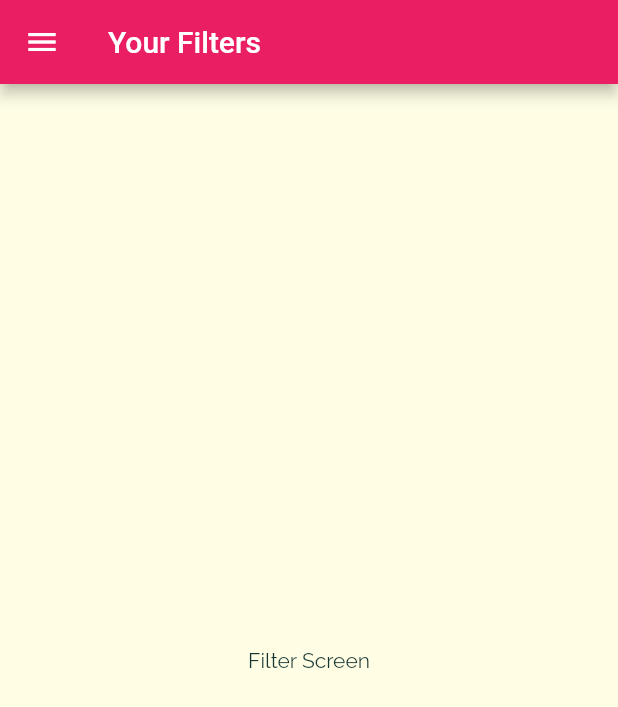
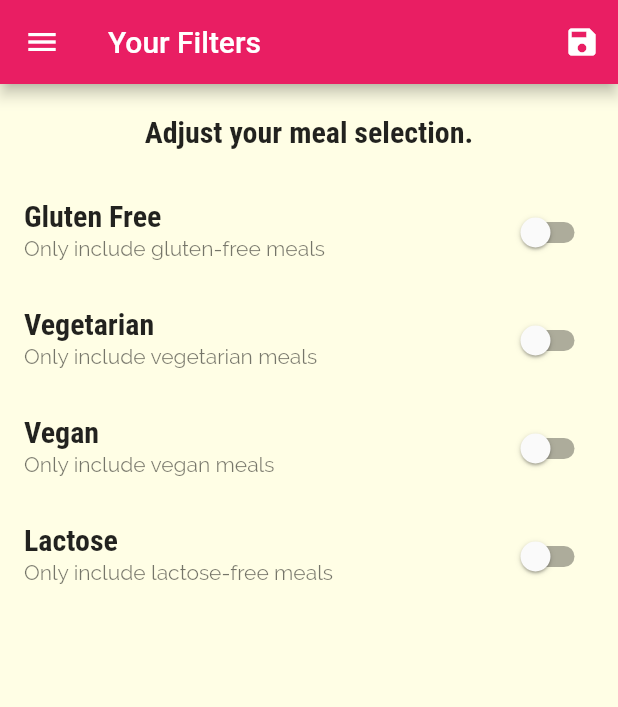
Before and after one commit to uzairafridi00/flutter-learning, a Flutter app: the FiltersScreen screen opened by its route, on a phone screen of 412 x 824 dp. Shown: the top 707 px of the screen. Run offline on Flutter 3.47's test engine with Material 2 defaults, Android fonts, the phone set to English and light mode, and no system bars; missing offline and left inert: dart:ffi.

Commit message:
Filters applied

```diff
--- a/Flutter Projects/meal_app/lib/main.dart
+++ b/Flutter Projects/meal_app/lib/main.dart
@@ -1,5 +1,9 @@
 import 'dart:ui';
+
 import 'package:flutter/material.dart';
+
+import './dummy_data.dart';
+import './models/meal.dart';
 
 import './screens/filters_screen.dart';
 import './screens/tabs_bottom_screen.dart';
@@ -12,8 +16,44 @@ void main() {
   runApp(const MyApp());
 }
 
-class MyApp extends StatelessWidget {
+class MyApp extends StatefulWidget {
   const MyApp({super.key});
+
+  @override
+  State<MyApp> createState() => _MyAppState();
+}
+
+class _MyAppState extends State<MyApp> {
+  Map<String, bool> _filters = {
+    'gluten': false,
+    'lactose': false,
+    'vegan': false,
+    'vegetarian': false,
+  };
+
+  List<Meal> _availableMeals = DUMMY_MEALS;
+
+  void _setFilters(Map<String, bool> filterData) {
+    setState(() {
+      _filters = filterData;
+
+      _availableMeals = DUMMY_MEALS.where((meal) {
+        if (_filters['gluten']! && !meal.isGlutenFree) {
+          return false;
+        }
+        if (_filters['lactose']! && !meal.isLactoseFree) {
+          return false;
+        }
+        if (_filters['vegan']! && !meal.isVegan) {
+          return false;
+        }
+        if (_filters['vegetarian']! && !meal.isVegetarian) {
+          return false;
+        }
+        return true;
+      }).toList();
+    });
+  }
 
   // This widget is the root of your application.
   @override
@@ -36,13 +76,15 @@ class MyApp extends StatelessWidget {
             ),
       ),
       // home: TabsScreen(),
-      home: TabsBottomScreen(),
+      home: const TabsBottomScreen(),
       routes: {
         // '/category-meals': (ctx) => CategoriesMealsScreen(),
         // '/': (ctx) => TabsScreen(),
-        CategoriesMealsScreen.routeName: (ctx) => CategoriesMealsScreen(),
+        CategoriesMealsScreen.routeName: (ctx) =>
+            CategoriesMealsScreen(availableMeals: _availableMeals),
         MealDetailScreen.routeName: (ctx) => MealDetailScreen(),
-        FiltersScreen.routeName: (ctx) => FiltersScreen(),
+        FiltersScreen.routeName: (ctx) =>
+            FiltersScreen(currentFilters: _filters, saveFilters: _setFilters),
       },
       onGenerateRoute: (settings) {
         // return MaterialPageRoute(builder: (ctx) => CategoriesScreen());
--- a/Flutter Projects/meal_app/lib/screens/categories_meal_screen.dart
+++ b/Flutter Projects/meal_app/lib/screens/categories_meal_screen.dart
@@ -3,10 +3,12 @@ import 'package:flutter/material.dart';
 import '../widgets/meal_item.dart';
 import '../models/meal.dart';
 
-import '../dummy_data.dart';
-
 class CategoriesMealsScreen extends StatefulWidget {
   static const routeName = '/category-meals';
+
+  final List<Meal> availableMeals;
+
+  CategoriesMealsScreen({super.key, required this.availableMeals});
 
   @override
   State<CategoriesMealsScreen> createState() => _CategoriesMealsScreenState();
@@ -25,7 +27,7 @@ class _CategoriesMealsScreenState extends State<CategoriesMealsScreen> {
       categoryTitle = routeArgs['title'];
       final categoryId = routeArgs['id'];
 
-      displayedMeals = DUMMY_MEALS.where((meal) {
+      displayedMeals = widget.availableMeals.where((meal) {
         return meal.categories.contains(categoryId);
       }).toList();
       _loadedInitData = true;
--- a/Flutter Projects/meal_app/lib/screens/filters_screen.dart
+++ b/Flutter Projects/meal_app/lib/screens/filters_screen.dart
@@ -2,20 +2,115 @@ import 'package:flutter/material.dart';
 
 import '../widgets/main_drawer.dart';
 
-class FiltersScreen extends StatelessWidget {
+typedef boolCallback = void Function(bool value);
+typedef filterCallback = void Function(Map<String, bool> filterData);
+
+class FiltersScreen extends StatefulWidget {
   static const routeName = '/filters';
-  const FiltersScreen({super.key});
+
+  final filterCallback saveFilters;
+  final Map<String, bool> currentFilters;
+
+  const FiltersScreen(
+      {super.key, required this.currentFilters, required this.saveFilters});
+
+  @override
+  State<FiltersScreen> createState() => _FiltersScreenState();
+}
+
+class _FiltersScreenState extends State<FiltersScreen> {
+  var _glutenFree = false;
+  var _vegetarian = false;
+  var _vegan = false;
+  var _lactoseFree = false;
+
+  @override
+  void initState() {
+    _glutenFree = widget.currentFilters['gluten']!;
+    _lactoseFree = widget.currentFilters['lactose']!;
+    _vegetarian = widget.currentFilters['vegetarian']!;
+    _vegan = widget.currentFilters['vegan']!;
+    super.initState();
+  }
+
+  Widget _buildSwitchListTile(String title, String description,
+      var currentValue, boolCallback newValue) {
+    return SwitchListTile.adaptive(
+      activeColor: Theme.of(context).colorScheme.secondary,
+      title: Text(title),
+      value: currentValue,
+      subtitle: Text(description),
+      onChanged: newValue,
+    );
+  }
 
   @override
   Widget build(BuildContext context) {
     return Scaffold(
-      appBar: AppBar(
-        title: Text("Your Filters"),
-      ),
-      drawer: MainDrawer(),
-      body: Center(
-        child: Text('Filter Screen'),
-      ),
-    );
+        appBar: AppBar(
+          title: const Text("Your Filters"),
+          actions: [
+            IconButton(
+              icon: Icon(Icons.save),
+              onPressed: () {
+                final selectedFilters = {
+                  'gluten': _glutenFree,
+                  'lactose': _lactoseFree,
+                  'vegan': _vegan,
+                  'vegetarian': _vegetarian,
+                };
+                widget.saveFilters(selectedFilters);
+              },
+            ),
+          ],
+        ),
+        drawer: const MainDrawer(),
+        body: Column(
+          children: [
+            Center(
+              child: Container(
+                padding: const EdgeInsets.all(20),
+                child: Text(
+                  "Adjust your meal selection.",
+                  style: Theme.of(context).textTheme.titleMedium,
+                ),
+              ),
+            ),
+            Expanded(
+              child: ListView(
+                children: [
+                  _buildSwitchListTile(
+                      'Gluten Free',
+                      'Only include gluten-free meals',
+                      _glutenFree, (newValue) {
+                    setState(() {
+                      _glutenFree = newValue;
+                    });
+                  }),
+                  _buildSwitchListTile('Vegetarian',
+                      'Only include vegetarian meals', _vegetarian, (newValue) {
+                    setState(() {
+                      _vegetarian = newValue;
+                    });
+                  }),
+                  _buildSwitchListTile(
+                      'Vegan', 'Only include vegan meals', _vegan, (newValue) {
+                    setState(() {
+                      _vegan = newValue;
+                    });
+                  }),
+                  _buildSwitchListTile(
+                      'Lactose',
+                      'Only include lactose-free meals',
+                      _lactoseFree, (newValue) {
+                    setState(() {
+                      _lactoseFree = newValue;
+                    });
+                  }),
+                ],
+              ),
+            )
+          ],
+        ));
   }
 }
```
